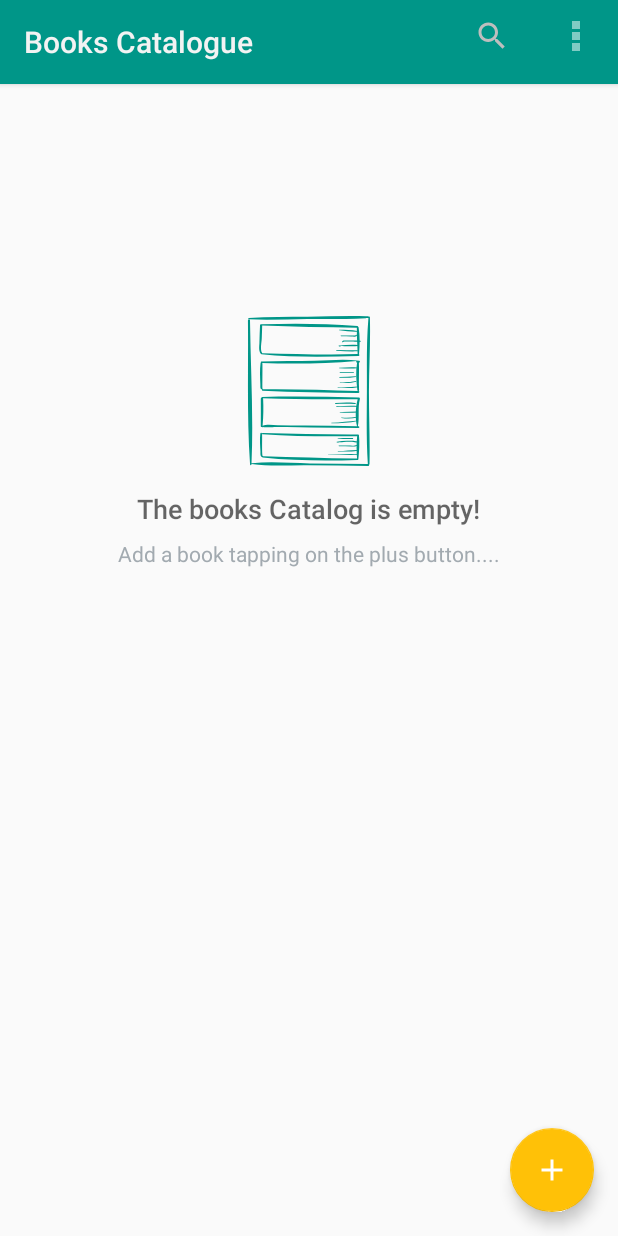
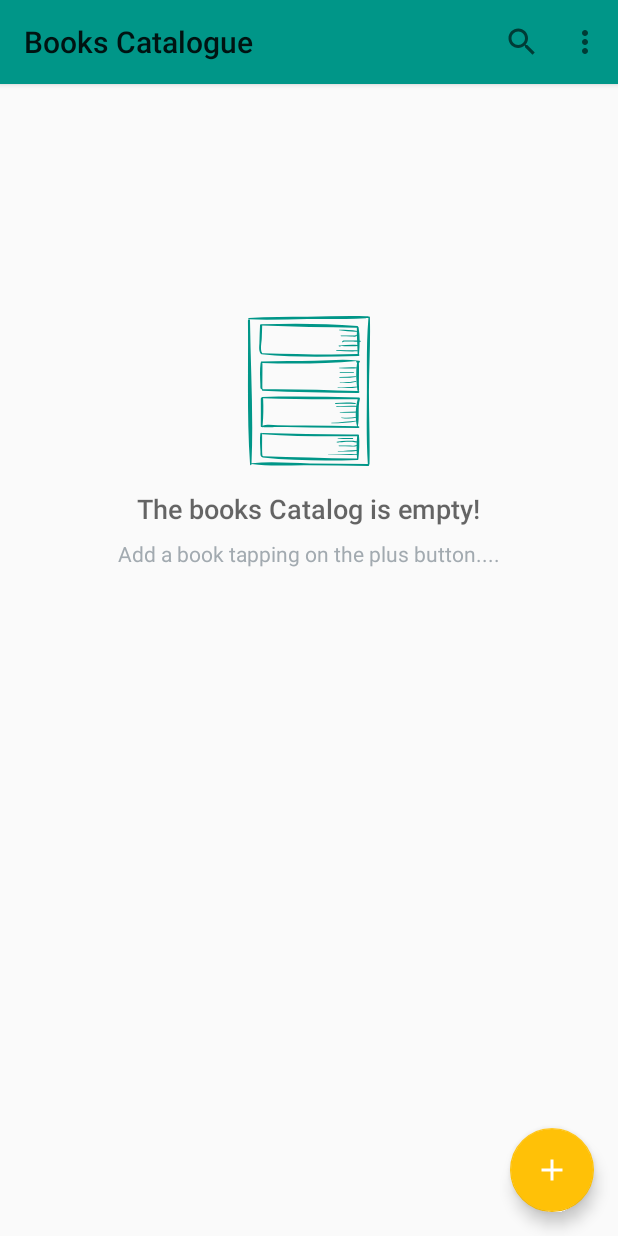
Before and after one commit to litur/BookStoreApp, an Android app: the screen it shows after launch (MainActivity), on a phone screen of 412 x 824 dp. Run offline under Robolectric (Android 15) with nearby library versions, the phone set to English and light mode, and no system bars.

Commit message:
Minor changes to the toolbar

```diff
--- a/app/src/main/res/layout/activity_main.xml
+++ b/app/src/main/res/layout/activity_main.xml
@@ -11,14 +11,12 @@
         android:id="@+id/my_toolbar"
         android:layout_width="match_parent"
         android:layout_height="wrap_content"
-        android:minHeight="?attr/actionBarSize"
         android:background="?attr/colorPrimary"
         android:elevation="4dp"
-        android:theme="@style/CustomActionBarTheme"
+        app:popupTheme="@style/CustomActionBarTheme"
         app:layout_constraintEnd_toEndOf="parent"
         app:layout_constraintStart_toStartOf="parent"
-        app:layout_constraintTop_toTopOf="parent"
-        app:popupTheme="@style/ThemeOverlay.AppCompat.Light" />
+        app:layout_constraintTop_toTopOf="parent" />
 
     <ListView
         android:id="@+id/bookListView"
--- a/app/src/main/res/layout/activity_product_edit.xml
+++ b/app/src/main/res/layout/activity_product_edit.xml
@@ -14,14 +14,13 @@
         <android.support.v7.widget.Toolbar
             android:id="@+id/my_toolbar"
             android:layout_width="match_parent"
-            android:layout_height="?attr/actionBarSize"
+            android:layout_height="wrap_content"
             android:background="?attr/colorPrimary"
             android:elevation="4dp"
             android:theme="@style/CustomActionBarTheme"
             app:layout_constraintEnd_toEndOf="parent"
             app:layout_constraintStart_toStartOf="parent"
-            app:layout_constraintTop_toTopOf="parent"
-            app:popupTheme="@style/ThemeOverlay.AppCompat.Light" />
+            app:layout_constraintTop_toTopOf="parent" />
 
         <TextView
             android:id="@+id/titleLabelTV"
--- a/app/src/main/res/layout/activity_settings.xml
+++ b/app/src/main/res/layout/activity_settings.xml
@@ -9,14 +9,13 @@
     <android.support.v7.widget.Toolbar
         android:id="@+id/my_toolbar"
         android:layout_width="match_parent"
-        android:layout_height="?attr/actionBarSize"
+        android:layout_height="wrap_content"
         android:background="?attr/colorPrimary"
         android:elevation="4dp"
         android:theme="@style/CustomActionBarTheme"
         app:layout_constraintEnd_toEndOf="parent"
         app:layout_constraintStart_toStartOf="parent"
-        app:layout_constraintTop_toTopOf="parent"
-        app:popupTheme="@style/ThemeOverlay.AppCompat.Light" />
+        app:layout_constraintTop_toTopOf="parent" />
 
     <fragment xmlns:android="http://schemas.android.com/apk/res/android"
         android:id="@+id/settings_fragment"
--- a/app/src/main/res/values/styles.xml
+++ b/app/src/main/res/values/styles.xml
@@ -9,7 +9,9 @@
     </style>
 
     <!-- the theme applied to the application or activity -->
-    <style name="CustomActionBarTheme" parent="@android:style/Theme.Holo">
+    <style name="AppTheme.AppBarOverlay" parent="ThemeOverlay.AppCompat.Dark.ActionBar" />
+
+    <style name="CustomActionBarTheme" parent="ThemeOverlay.AppCompat.Light">
         <item name="android:actionBarStyle">@style/MyActionBar</item>
         <item name="android:actionMenuTextColor">@color/primary_light</item>
         <item name="android:elevation">@dimen/small_dimen</item>
```
